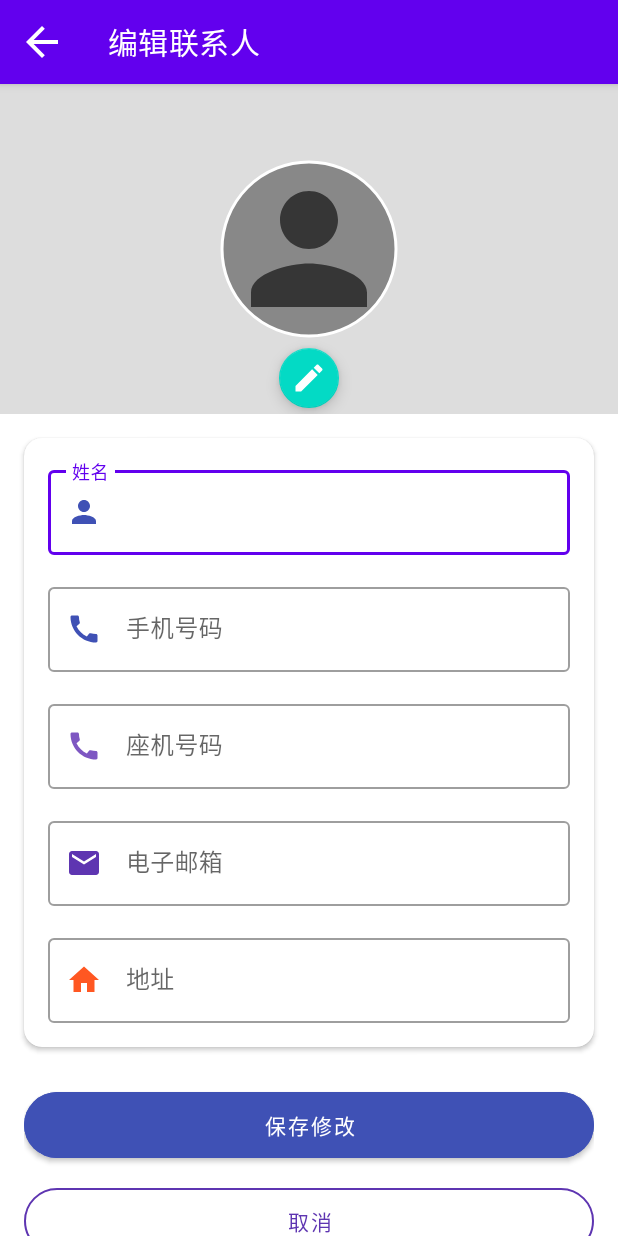
After one commit to Fragile-Heart/ContactHub, an Android app: the ContactEditActivity screen opened directly, with no data from a screen before it, on a phone screen of 412 x 824 dp. The commit adds this screen. Run offline under Robolectric (Android 15) with nearby library versions, the phone set to English and light mode, and no system bars; our stand-ins replace CircleImageView; libraries missing offline, so code that uses them is left out: com.github.promeg.pinyinhelper.

Commit message:
添加联系人编辑界面，包含头像编辑、信息输入和保存功能

```diff
--- a/app/src/main/AndroidManifest.xml
+++ b/app/src/main/AndroidManifest.xml
@@ -27,6 +27,11 @@
         <activity
             android:name=".ui.contactDetail.ContactDetailActivity"
             android:exported="false" />
+
+        <!-- 联系人编辑 Activity -->
+        <activity
+            android:name=".ui.contactDetail.ContactEditActivity"
+            android:exported="false" />
     </application>
 
 </manifest>
--- a/app/src/main/java/com/example/contacthub/adapter/ContactAdapter.java
+++ b/app/src/main/java/com/example/contacthub/adapter/ContactAdapter.java
@@ -22,11 +22,6 @@ public class ContactAdapter extends RecyclerView.Adapter<ContactAdapter.ViewHold
 
     public interface OnContactClickListener {
         void onContactClick(Contact contact);
-    }
-
-    // 设置点击监听器的方法
-    public void setOnContactClickListener(OnContactClickListener listener) {
-        this.listener = listener;
     }
 
     @Override
--- /dev/null
+++ b/app/src/main/java/com/example/contacthub/ui/contactDetail/ContactEditActivity.java
@@ -0,0 +1,148 @@
+package com.example.contacthub.ui.contactDetail;
+
+import android.content.Intent;
+import android.net.Uri;
+import android.os.Bundle;
+import android.provider.MediaStore;
+import android.view.MenuItem;
+import android.widget.Toast;
+
+import androidx.annotation.Nullable;
+import androidx.appcompat.app.AppCompatActivity;
+
+import com.example.contacthub.R;
+import com.example.contacthub.model.Contact;
+import com.google.android.material.appbar.MaterialToolbar;
+import com.google.android.material.button.MaterialButton;
+import com.google.android.material.floatingactionbutton.FloatingActionButton;
+import com.google.android.material.imageview.ShapeableImageView;
+import com.google.android.material.textfield.TextInputEditText;
+
+public class ContactEditActivity extends AppCompatActivity {
+
+    private static final int REQUEST_IMAGE_PICK = 1001;
+
+    private ShapeableImageView editContactAvatar;
+    private FloatingActionButton fabEditAvatar;
+    private TextInputEditText etName, etMobile, etTelephone, etEmail, etAddress;
+    private MaterialButton btnSave, btnCancel;
+
+    private Contact contact;
+    private Uri selectedImageUri;
+
+    @Override
+    protected void onCreate(Bundle savedInstanceState) {
+        super.onCreate(savedInstanceState);
+        setContentView(R.layout.activity_contact_edit);
+
+        // 初始化工具栏
+        MaterialToolbar toolbar = findViewById(R.id.toolbar);
+        setSupportActionBar(toolbar);
+        getSupportActionBar().setDisplayHomeAsUpEnabled(true);
+
+        // 初始化控件
+        editContactAvatar = findViewById(R.id.edit_contact_avatar);
+        fabEditAvatar = findViewById(R.id.fab_edit_avatar);
+        etName = findViewById(R.id.et_name);
+        etMobile = findViewById(R.id.et_mobile);
+        etTelephone = findViewById(R.id.et_telephone);
+        etEmail = findViewById(R.id.et_email);
+        etAddress = findViewById(R.id.et_address);
+        btnSave = findViewById(R.id.btn_save);
+        btnCancel = findViewById(R.id.btn_cancel);
+
+        // 获取传递过来的联系人
+        if (getIntent().hasExtra("contact")) {
+            contact = (Contact) getIntent().getSerializableExtra("contact");
+            populateContactInfo();
+        } else {
+            // 如果是新建联系人
+            contact = new Contact();
+            setTitle("新建联系人");
+        }
+
+        // 设置头像选择
+        fabEditAvatar.setOnClickListener(v -> {
+            Intent intent = new Intent(Intent.ACTION_PICK);
+            intent.setDataAndType(MediaStore.Images.Media.EXTERNAL_CONTENT_URI, "image/*");
+            startActivityForResult(intent, REQUEST_IMAGE_PICK);
+        });
+
+        // 保存按钮点击
+        btnSave.setOnClickListener(v -> saveContact());
+
+        // 取消按钮点击
+        btnCancel.setOnClickListener(v -> finish());
+    }
+
+    private void populateContactInfo() {
+        if (contact != null) {
+            etName.setText(contact.getName());
+            etMobile.setText(contact.getMobileNumber());
+            etTelephone.setText(contact.getTelephoneNumber());
+            etEmail.setText(contact.getEmail());
+            etAddress.setText(contact.getAddress());
+
+            // 如果联系人有头像，则显示
+            // 注意：这里假设Contact类有获取和设置头像的方法
+            // if (contact.getAvatarUri() != null) {
+            //     editContactAvatar.setImageURI(contact.getAvatarUri());
+            //     selectedImageUri = contact.getAvatarUri();
+            // }
+        }
+    }
+
+    private void saveContact() {
+        // 验证姓名不能为空
+        String name = etName.getText().toString().trim();
+        if (name.isEmpty()) {
+            Toast.makeText(this, "姓名不能为空", Toast.LENGTH_SHORT).show();
+            etName.requestFocus();
+            return;
+        }
+
+        // 更新联系人信息
+        contact.setName(name);
+        contact.setMobileNumber(etMobile.getText().toString().trim());
+        contact.setTelephoneNumber(etTelephone.getText().toString().trim());
+        contact.setEmail(etEmail.getText().toString().trim());
+        contact.setAddress(etAddress.getText().toString().trim());
+
+        // 设置头像
+        // if (selectedImageUri != null) {
+        //     contact.setAvatarUri(selectedImageUri);
+        // }
+
+        // 保存联系人到数据库
+        // 这部分需要根据您的应用程序架构实现
+        // contactRepository.save(contact);
+
+        // 将更新后的联系人传回
+        Intent resultIntent = new Intent();
+        resultIntent.putExtra("updatedContact", contact);
+        setResult(RESULT_OK, resultIntent);
+
+        Toast.makeText(this, "联系人已更新", Toast.LENGTH_SHORT).show();
+        finish();
+    }
+
+    @Override
+    protected void onActivityResult(int requestCode, int resultCode, @Nullable Intent data) {
+        super.onActivityResult(requestCode, resultCode, data);
+        if (requestCode == REQUEST_IMAGE_PICK && resultCode == RESULT_OK && data != null) {
+            selectedImageUri = data.getData();
+            if (selectedImageUri != null) {
+                editContactAvatar.setImageURI(selectedImageUri);
+            }
+        }
+    }
+
+    @Override
+    public boolean onOptionsItemSelected(MenuItem item) {
+        if (item.getItemId() == android.R.id.home) {
+            onBackPressed();
+            return true;
+        }
+        return super.onOptionsItemSelected(item);
+    }
+}
--- a/app/src/main/java/com/example/contacthub/widget/ContactCardView.java
+++ b/app/src/main/java/com/example/contacthub/widget/ContactCardView.java
@@ -12,6 +12,7 @@ import android.widget.TextView;
 import androidx.annotation.NonNull;
 import androidx.annotation.Nullable;
 
+import com.example.contacthub.ui.contactDetail.ContactEditActivity;
 import com.example.contacthub.R;
 import com.example.contacthub.model.Contact;
 import com.google.android.material.button.MaterialButton;
@@ -32,7 +33,6 @@ public class ContactCardView extends FrameLayout {
     private TextView tvAddress;
     private ShapeableImageView contactAvatar;
 
-    // 成员变量，用于存储当前显示的联系人对象
     private Contact currentContact;
 
     public ContactCardView(@NonNull Context context) {
@@ -61,7 +61,6 @@ public class ContactCardView extends FrameLayout {
             return;
         }
 
-        // 更新各个UI元素显示联系人信息
         tvName.setText(currentContact.getName());
 
         // 更新手机号码，如果为空则隐藏
@@ -116,7 +115,6 @@ public class ContactCardView extends FrameLayout {
         inflater.inflate(R.layout.view_contact_card, this, true);
 
         // 找到布局中的各个 View 元素
-        //cardContactInfo = findViewById(R.id.card_contact_info);
         btnCall = findViewById(R.id.btn_call);
         btnMessage = findViewById(R.id.btn_message);
         btnShare = findViewById(R.id.btn_share);
@@ -177,7 +175,16 @@ public class ContactCardView extends FrameLayout {
         });
 
         fabEdit.setOnClickListener(v -> {
-            // TODO: 实现编辑联系人信息的逻辑
+            if (currentContact != null) {
+                // 启动编辑联系人页面
+                Intent intent = new Intent(getContext(), ContactEditActivity.class);
+                // 将当前联系人对象传递给编辑页面
+                intent.putExtra("contact", currentContact);
+                getContext().startActivity(intent);
+            } else {
+                android.widget.Toast.makeText(getContext(), "没有联系人可编辑",
+                        android.widget.Toast.LENGTH_SHORT).show();
+            }
         });
 
         // 初始化时清空显示，或者显示默认占位符
--- /dev/null
+++ b/app/src/main/res/layout/activity_contact_edit.xml
@@ -0,0 +1,206 @@
+<?xml version="1.0" encoding="utf-8"?>
+<androidx.coordinatorlayout.widget.CoordinatorLayout xmlns:android="http://schemas.android.com/apk/res/android"
+    xmlns:app="http://schemas.android.com/apk/res-auto"
+    xmlns:tools="http://schemas.android.com/tools"
+    android:layout_width="match_parent"
+    android:layout_height="match_parent"
+    android:fitsSystemWindows="true">
+
+    <com.google.android.material.appbar.AppBarLayout
+        android:id="@+id/appBarLayout"
+        android:layout_width="match_parent"
+        android:layout_height="wrap_content"
+        android:fitsSystemWindows="true">
+
+        <com.google.android.material.appbar.MaterialToolbar
+            android:id="@+id/toolbar"
+            android:layout_width="match_parent"
+            android:layout_height="?attr/actionBarSize"
+            app:navigationIcon="@drawable/ic_arrow_back"
+            app:title="编辑联系人"
+            app:titleTextColor="@color/white" />
+
+    </com.google.android.material.appbar.AppBarLayout>
+
+    <androidx.core.widget.NestedScrollView
+        android:layout_width="match_parent"
+        android:layout_height="match_parent"
+        app:layout_behavior="@string/appbar_scrolling_view_behavior">
+
+        <LinearLayout
+            android:layout_width="match_parent"
+            android:layout_height="wrap_content"
+            android:orientation="vertical">
+
+            <!-- 联系人头像编辑区域 -->
+            <FrameLayout
+                android:layout_width="match_parent"
+                android:layout_height="220dp"
+                android:background="#DDDDDD">
+
+                <com.google.android.material.imageview.ShapeableImageView
+                    android:id="@+id/edit_contact_avatar"
+                    android:layout_width="120dp"
+                    android:layout_height="120dp"
+                    android:layout_gravity="center"
+                    android:background="#888888"
+                    android:padding="2dp"
+                    android:scaleType="centerCrop"
+                    android:src="@drawable/ic_person"
+                    app:shapeAppearanceOverlay="@style/CircleImageView"
+                    app:strokeColor="@color/white"
+                    app:strokeWidth="2dp" />
+
+                <com.google.android.material.floatingactionbutton.FloatingActionButton
+                    android:id="@+id/fab_edit_avatar"
+                    android:layout_width="wrap_content"
+                    android:layout_height="wrap_content"
+                    android:layout_gravity="center|bottom"
+                    android:layout_marginTop="90dp"
+                    android:contentDescription="编辑头像"
+                    app:fabSize="mini"
+                    app:srcCompat="@drawable/ic_edit"
+                    app:tint="@color/white" />
+            </FrameLayout>
+
+            <!-- 联系人信息编辑表单 -->
+            <com.google.android.material.card.MaterialCardView
+                android:layout_width="match_parent"
+                android:layout_height="wrap_content"
+                android:layout_marginHorizontal="16dp"
+                android:layout_marginTop="16dp"
+                app:cardCornerRadius="12dp"
+                app:cardElevation="2dp">
+
+                <LinearLayout
+                    android:layout_width="match_parent"
+                    android:layout_height="wrap_content"
+                    android:orientation="vertical"
+                    android:padding="16dp">
+
+                    <!-- 姓名编辑 -->
+                    <com.google.android.material.textfield.TextInputLayout
+                        android:id="@+id/til_name"
+                        style="@style/Widget.MaterialComponents.TextInputLayout.OutlinedBox"
+                        android:layout_width="match_parent"
+                        android:layout_height="wrap_content"
+                        android:layout_marginBottom="16dp"
+                        android:hint="姓名"
+                        app:startIconDrawable="@drawable/ic_person"
+                        app:startIconTint="#3F51B5">
+
+                        <com.google.android.material.textfield.TextInputEditText
+                            android:id="@+id/et_name"
+                            android:layout_width="match_parent"
+                            android:layout_height="wrap_content"
+                            android:inputType="textPersonName" />
+                    </com.google.android.material.textfield.TextInputLayout>
+
+                    <!-- 手机编辑 -->
+                    <com.google.android.material.textfield.TextInputLayout
+                        android:id="@+id/til_mobile"
+                        style="@style/Widget.MaterialComponents.TextInputLayout.OutlinedBox"
+                        android:layout_width="match_parent"
+                        android:layout_height="wrap_content"
+                        android:layout_marginBottom="16dp"
+                        android:hint="手机号码"
+                        app:startIconDrawable="@drawable/ic_phone"
+                        app:startIconTint="#3F51B5">
+
+                        <com.google.android.material.textfield.TextInputEditText
+                            android:id="@+id/et_mobile"
+                            android:layout_width="match_parent"
+                            android:layout_height="wrap_content"
+                            android:inputType="phone" />
+                    </com.google.android.material.textfield.TextInputLayout>
+
+                    <!-- 座机编辑 -->
+                    <com.google.android.material.textfield.TextInputLayout
+                        android:id="@+id/til_telephone"
+                        style="@style/Widget.MaterialComponents.TextInputLayout.OutlinedBox"
+                        android:layout_width="match_parent"
+                        android:layout_height="wrap_content"
+                        android:layout_marginBottom="16dp"
+                        android:hint="座机号码"
+                        app:startIconDrawable="@drawable/ic_phone"
+                        app:startIconTint="#7E57C2">
+
+                        <com.google.android.material.textfield.TextInputEditText
+                            android:id="@+id/et_telephone"
+                            android:layout_width="match_parent"
+                            android:layout_height="wrap_content"
+                            android:inputType="phone" />
+                    </com.google.android.material.textfield.TextInputLayout>
+
+                    <!-- 邮箱编辑 -->
+                    <com.google.android.material.textfield.TextInputLayout
+                        android:id="@+id/til_email"
+                        style="@style/Widget.MaterialComponents.TextInputLayout.OutlinedBox"
+                        android:layout_width="match_parent"
+                        android:layout_height="wrap_content"
+                        android:layout_marginBottom="16dp"
+                        android:hint="电子邮箱"
+                        app:startIconDrawable="@drawable/ic_email"
+                        app:startIconTint="#5E35B1">
+
+                        <com.google.android.material.textfield.TextInputEditText
+                            android:id="@+id/et_email"
+                            android:layout_width="match_parent"
+                            android:layout_height="wrap_content"
+                            android:inputType="textEmailAddress" />
+                    </com.google.android.material.textfield.TextInputLayout>
+
+                    <!-- 地址编辑 -->
+                    <com.google.android.material.textfield.TextInputLayout
+                        android:id="@+id/til_address"
+                        style="@style/Widget.MaterialComponents.TextInputLayout.OutlinedBox"
+                        android:layout_width="match_parent"
+                        android:layout_height="wrap_content"
+                        android:hint="地址"
+                        app:startIconDrawable="@drawable/ic_location"
+                        app:startIconTint="#FF5722">
+
+                        <com.google.android.material.textfield.TextInputEditText
+                            android:id="@+id/et_address"
+                            android:layout_width="match_parent"
+                            android:layout_height="wrap_content"
+                            android:inputType="textPostalAddress"
+                            android:minLines="2" />
+                    </com.google.android.material.textfield.TextInputLayout>
+
+                </LinearLayout>
+            </com.google.android.material.card.MaterialCardView>
+
+            <!-- 底部操作按钮 -->
+            <LinearLayout
+                android:layout_width="match_parent"
+                android:layout_height="wrap_content"
+                android:layout_marginHorizontal="16dp"
+                android:layout_marginTop="24dp"
+                android:layout_marginBottom="24dp"
+                android:orientation="vertical">
+
+                <com.google.android.material.button.MaterialButton
+                    android:id="@+id/btn_save"
+                    android:layout_width="match_parent"
+                    android:layout_height="56dp"
+                    android:backgroundTint="#3F51B5"
+                    android:text="保存修改"
+                    android:textColor="@color/white"
+                    app:cornerRadius="28dp" />
+
+                <com.google.android.material.button.MaterialButton
+                    android:id="@+id/btn_cancel"
+                    style="@style/Widget.MaterialComponents.Button.OutlinedButton"
+                    android:layout_width="match_parent"
+                    android:layout_height="56dp"
+                    android:layout_marginTop="8dp"
+                    android:text="取消"
+                    android:textColor="#5E35B1"
+                    app:cornerRadius="28dp"
+                    app:strokeColor="#5E35B1"
+                    app:strokeWidth="1dp" />
+            </LinearLayout>
+        </LinearLayout>
+    </androidx.core.widget.NestedScrollView>
+</androidx.coordinatorlayout.widget.CoordinatorLayout>
```
